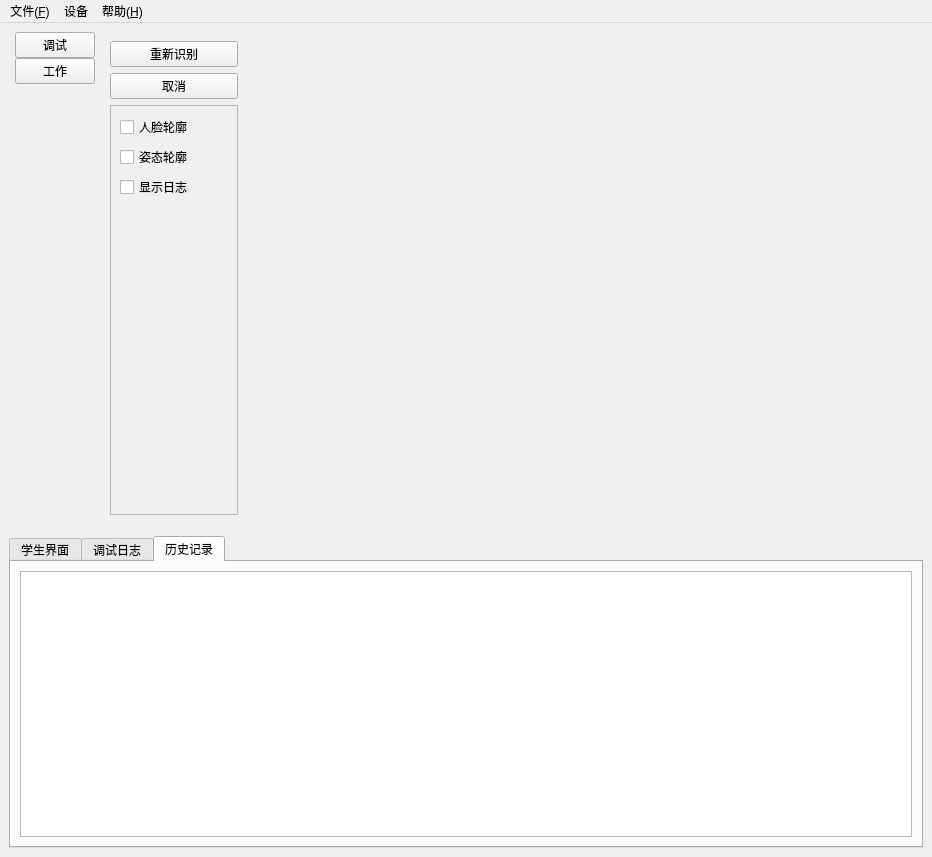
Above: form/quicreator.ui from onefacepass/onefacepass before the change. Below: the same form after it.
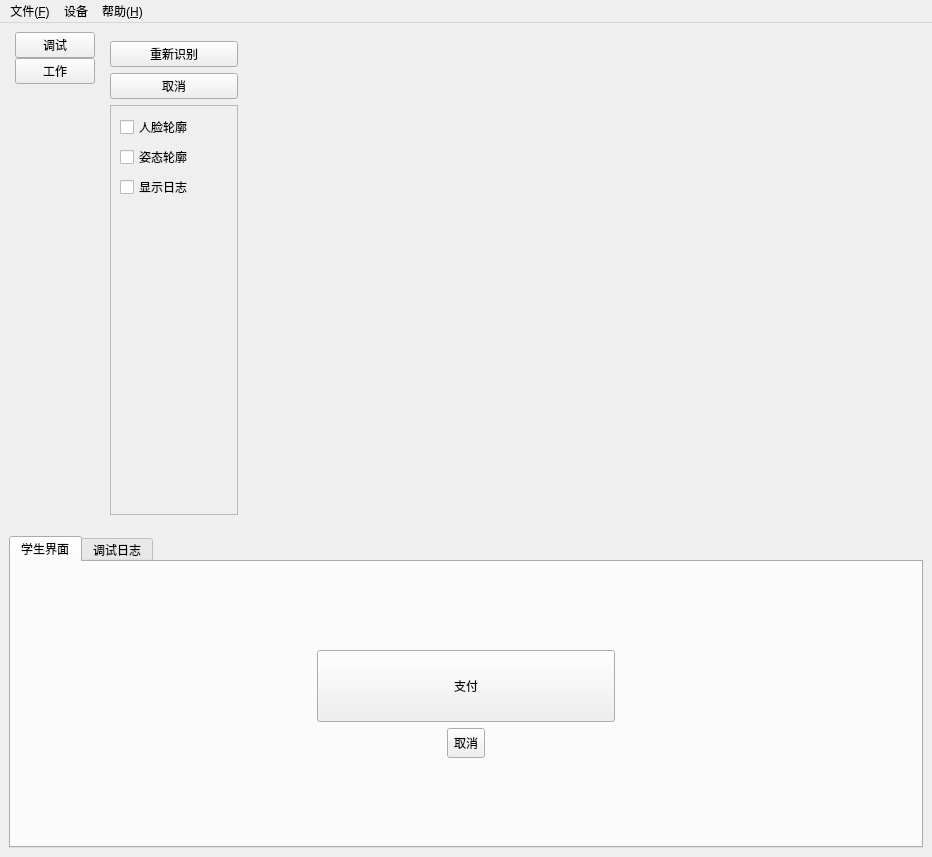
That is the form after the change. The open tabs and pages were chosen to show the change. Custom widgets are drawn as their Qt base class.

Commit message: delete history widget

```diff
--- a/form/quicreator.ui
+++ b/form/quicreator.ui
@@ -423,16 +423,6 @@
         </item>
        </layout>
       </widget>
-      <widget class="QWidget" name="tabHistory">
-       <attribute name="title">
-        <string>历史记录</string>
-       </attribute>
-       <layout class="QHBoxLayout" name="horizontalLayout">
-        <item>
-         <widget class="QTableWidget" name="historyTableWidget"/>
-        </item>
-       </layout>
-      </widget>
      </widget>
     </item>
    </layout>
```
The commit also changes 3 other files.
